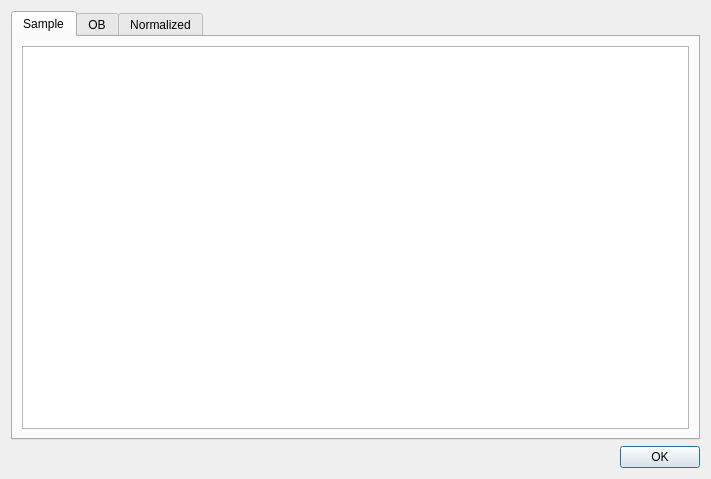
Qt form ibeatles/ui/ui_infos.ui (ornlneutronimaging/iBeatles) before a commit.
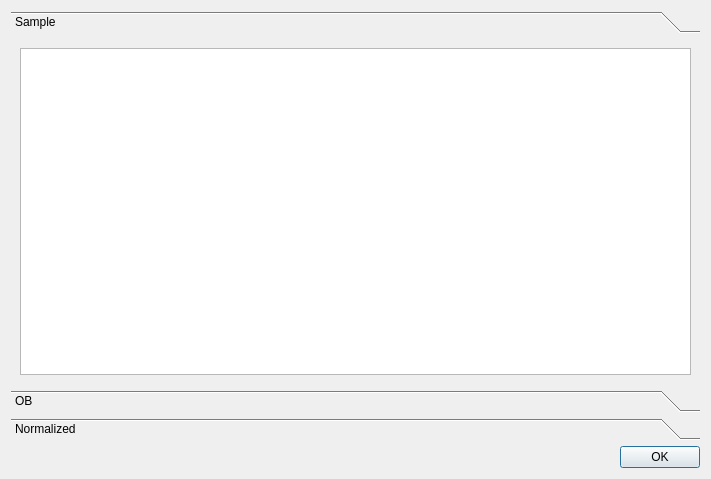
The same form after that commit.

Commit message: working on populating the infos and implementing the behavior of the widgets. this refs #140

Diff of the .ui file:
```diff
--- a/ibeatles/ui/ui_infos.ui
+++ b/ibeatles/ui/ui_infos.ui
@@ -15,12 +15,20 @@
   </property>
   <layout class="QVBoxLayout" name="verticalLayout">
    <item>
-    <widget class="QTabWidget" name="tabWidget">
+    <widget class="QToolBox" name="toolBox">
      <property name="currentIndex">
       <number>0</number>
      </property>
-     <widget class="QWidget" name="tab">
-      <attribute name="title">
+     <widget class="QWidget" name="page">
+      <property name="geometry">
+       <rect>
+        <x>0</x>
+        <y>0</y>
+        <width>687</width>
+        <height>311</height>
+       </rect>
+      </property>
+      <attribute name="label">
        <string>Sample</string>
       </attribute>
       <layout class="QVBoxLayout" name="verticalLayout_2">
@@ -29,8 +37,16 @@
        </item>
       </layout>
      </widget>
-     <widget class="QWidget" name="tab_2">
-      <attribute name="title">
+     <widget class="QWidget" name="page_2">
+      <property name="geometry">
+       <rect>
+        <x>0</x>
+        <y>0</y>
+        <width>687</width>
+        <height>311</height>
+       </rect>
+      </property>
+      <attribute name="label">
        <string>OB</string>
       </attribute>
       <layout class="QVBoxLayout" name="verticalLayout_3">
@@ -39,8 +55,8 @@
        </item>
       </layout>
      </widget>
-     <widget class="QWidget" name="tab_3">
-      <attribute name="title">
+     <widget class="QWidget" name="page_3">
+      <attribute name="label">
        <string>Normalized</string>
       </attribute>
       <layout class="QVBoxLayout" name="verticalLayout_4">
```
Left out of the diff: 6 changed lines with no effect on the pictures. The commit also changes 4 other files.
